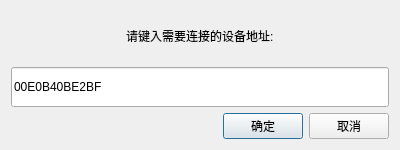
Old version of the form examples/connect.ui in the repository nulijiabei/cgoqt.
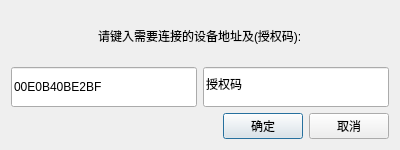
New version of the form.

```diff
--- a/examples/connect.ui
+++ b/examples/connect.ui
@@ -37,10 +37,12 @@
         <enum>Qt::LeftToRight</enum>
        </property>
        <property name="text">
-        <string>请键入需要连接的设备地址:</string>
+        <string>请键入需要连接的设备地址及(授权码):</string>
        </property>
       </widget>
      </item>
+     <item>
+      <layout class="QHBoxLayout" name="horizontalLayout_2">
      <item>
       <widget class="QLineEdit" name="lineEdit">
        <property name="minimumSize">
@@ -59,6 +61,21 @@
         <string>00E0B40BE2BF</string>
        </property>
       </widget>
+       </item>
+       <item>
+        <widget class="QLineEdit" name="lineEdit_2">
+         <property name="minimumSize">
+          <size>
+           <width>0</width>
+           <height>40</height>
+          </size>
+         </property>
+         <property name="text">
+          <string>授权码</string>
+         </property>
+        </widget>
+       </item>
+      </layout>
      </item>
      <item>
       <layout class="QHBoxLayout" name="horizontalLayout">
```
Lines whose indentation alone changed are shown as unchanged.
